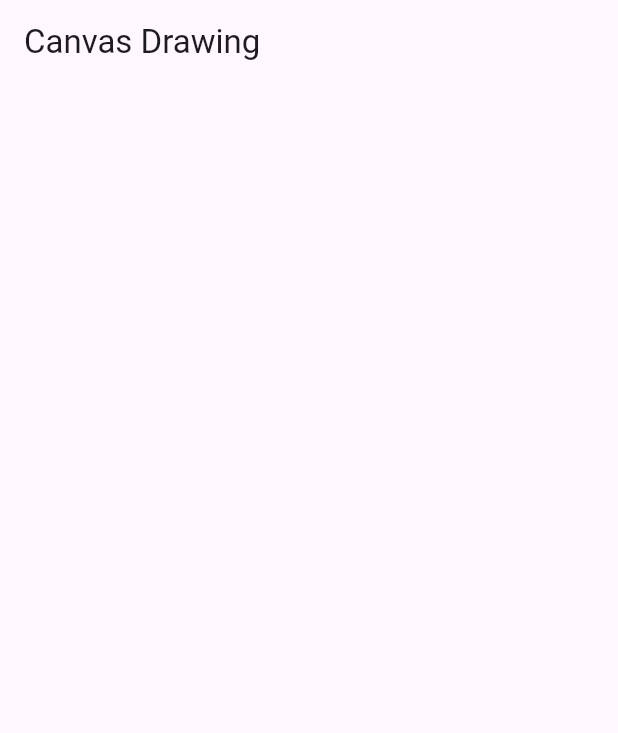
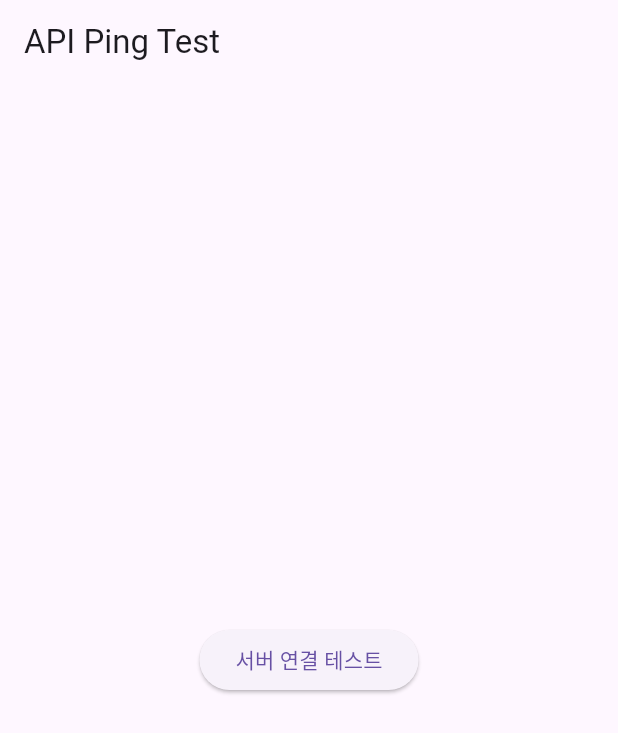
Before and after one commit to Kokodaks/CanvasDrawing, a Flutter app: the screen it shows after launch, on a phone screen of 412 x 824 dp. Shown: the top 733 px of the screen. Run offline on Flutter 3.47's test engine with Material 3 defaults, Android fonts, the phone set to English and light mode, and no system bars; our stand-ins replace flutter_dotenv.

Commit message:
tested : ping pong test successful between flutter running in device and node.js running in another device at localhost

```diff
--- /dev/null
+++ b/lib/api.dart
@@ -0,0 +1,52 @@
+import 'package:flutter/material.dart';
+import 'package:http/http.dart' as http;
+import 'package:flutter_dotenv/flutter_dotenv.dart';
+
+void main() => runApp(ApiTestApp());
+
+class ApiTestApp extends StatelessWidget {
+  @override
+  Widget build(BuildContext context) {
+    return MaterialApp(
+      home: ApiTestPage(),
+    );
+  }
+}
+
+class ApiTestPage extends StatelessWidget {
+  final String apiUrl = "${dotenv.env['IP_ADDR']}/ping";
+
+  Future<void> testConnection(BuildContext context) async {
+    try {
+      final response = await http.get(Uri.parse(apiUrl));
+      showDialog(
+        context: context,
+        builder: (_) => AlertDialog(
+          title: Text("서버 응답"),
+          content: Text("응답: ${response.body}"),
+        ),
+      );
+    } catch (e) {
+      showDialog(
+        context: context,
+        builder: (_) => AlertDialog(
+          title: Text("에러"),
+          content: Text("접속 실패: $e"),
+        ),
+      );
+    }
+  }
+
+  @override
+  Widget build(BuildContext context) {
+    return Scaffold(
+      appBar: AppBar(title: Text("API Ping Test")),
+      body: Center(
+        child: ElevatedButton(
+          onPressed: () => testConnection(context),
+          child: Text("서버 연결 테스트"),
+        ),
+      ),
+    );
+  }
+}
--- a/pubspec.yaml
+++ b/pubspec.yaml
@@ -35,6 +35,8 @@ dependencies:
   # The following adds the Cupertino Icons font to your application.
   # Use with the CupertinoIcons class for iOS style icons.
   cupertino_icons: ^1.0.6
+  http: ^1.3.0
+  flutter_dotenv: ^5.2.1
 
 dev_dependencies:
   flutter_test:
@@ -57,6 +59,9 @@ flutter:
   # included with your application, so that you can use the icons in
   # the material Icons class.
   uses-material-design: true
+
+  assets:
+    - .env
 
   # To add assets to your application, add an assets section, like this:
   # assets:
```
Also changed, not shown: lib/main.dart (+9 -1 lines), pubspec.lock, 1 other file.
